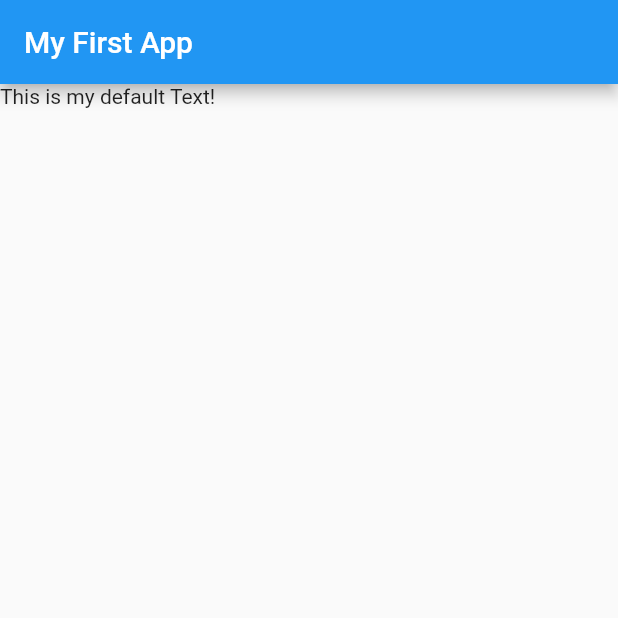
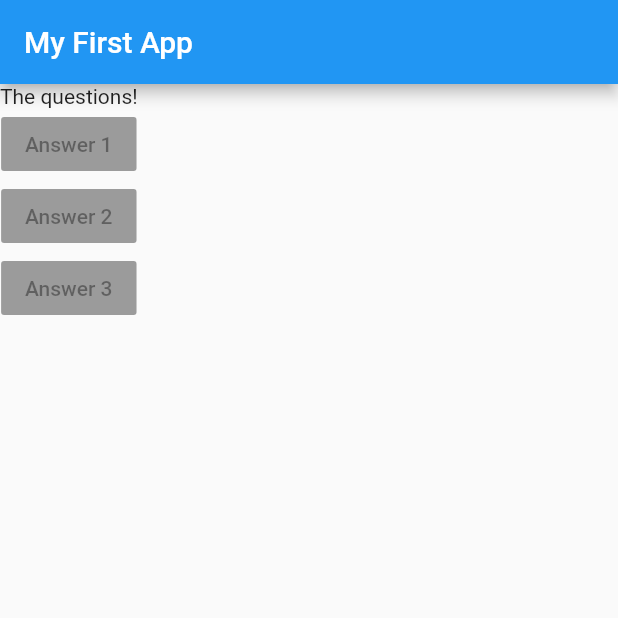
Before and after one commit to vjavmahs1/Flutter-Studying, a Flutter app: the screen it shows after launch, on a phone screen of 412 x 824 dp, the top half of it. Run offline on Flutter 3.47's test engine with Material 2 defaults, Android fonts, the phone set to English and light mode, and no system bars.

Commit message:
addeing more than one widget next to each other with help of column

```diff
--- a/lib/main.dart
+++ b/lib/main.dart
@@ -11,11 +11,26 @@ class MyApp extends StatelessWidget {
   Widget build(BuildContext context) {
     return MaterialApp(
       home: Scaffold(
-        appBar: AppBar(
-          title: Text('My First App'),
-        ),
-        body: Text('This is my default Text!'),
-      ),
+          appBar: AppBar(
+            title: Text('My First App'),
+          ),
+          body: Column(
+            children: <Widget>[
+              Text('The questions!'),
+              RaisedButton(
+                child: Text('Answer 1'),
+                onPressed: null,
+              ),
+              RaisedButton(
+                child: Text('Answer 2'),
+                onPressed: null,
+              ),
+              RaisedButton(
+                child: Text('Answer 3'),
+                onPressed: null,
+              )
+            ],
+          )),
     );
   }
 }
```
